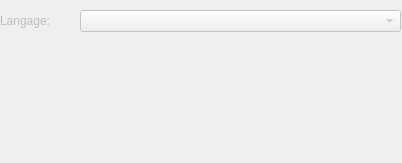
Above: GNS3/Ui/ConfigurationPages/Widget_SystemGeneral.ui from GNS3/gns3-legacy before the change. Below: the same form after it.
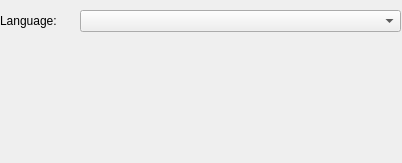
That is the form after the change.

Commit message:
[I18N/GUI] Dynamic language switching, and minor GUI dialogs modifs.
- Modif the systemGeneral widget to enable language selection
- Implement the dynamic language switching
  (Call method retranslateUi() for each top level window)

What changed in the file:
```diff
--- a/GNS3/Ui/ConfigurationPages/Widget_SystemGeneral.ui
+++ b/GNS3/Ui/ConfigurationPages/Widget_SystemGeneral.ui
@@ -14,7 +14,7 @@
   </property>
   <widget class="QLabel" name="label" >
    <property name="enabled" >
-    <bool>false</bool>
+    <bool>true</bool>
    </property>
    <property name="geometry" >
     <rect>
@@ -25,12 +25,12 @@
     </rect>
    </property>
    <property name="text" >
-    <string>Langage:</string>
+    <string>Language:</string>
    </property>
   </widget>
   <widget class="QComboBox" name="comboBox" >
    <property name="enabled" >
-    <bool>false</bool>
+    <bool>true</bool>
    </property>
    <property name="geometry" >
     <rect>
```
Left out of the diff: 2 changed lines with no effect on the pictures. The commit also changes 9 other files.
